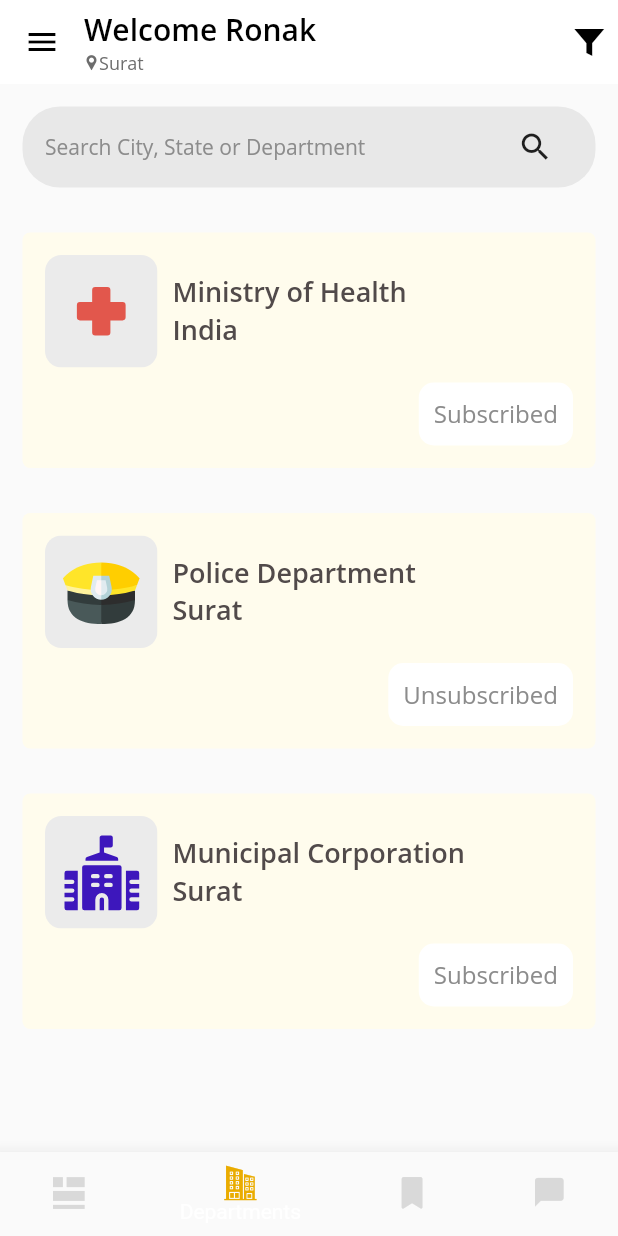
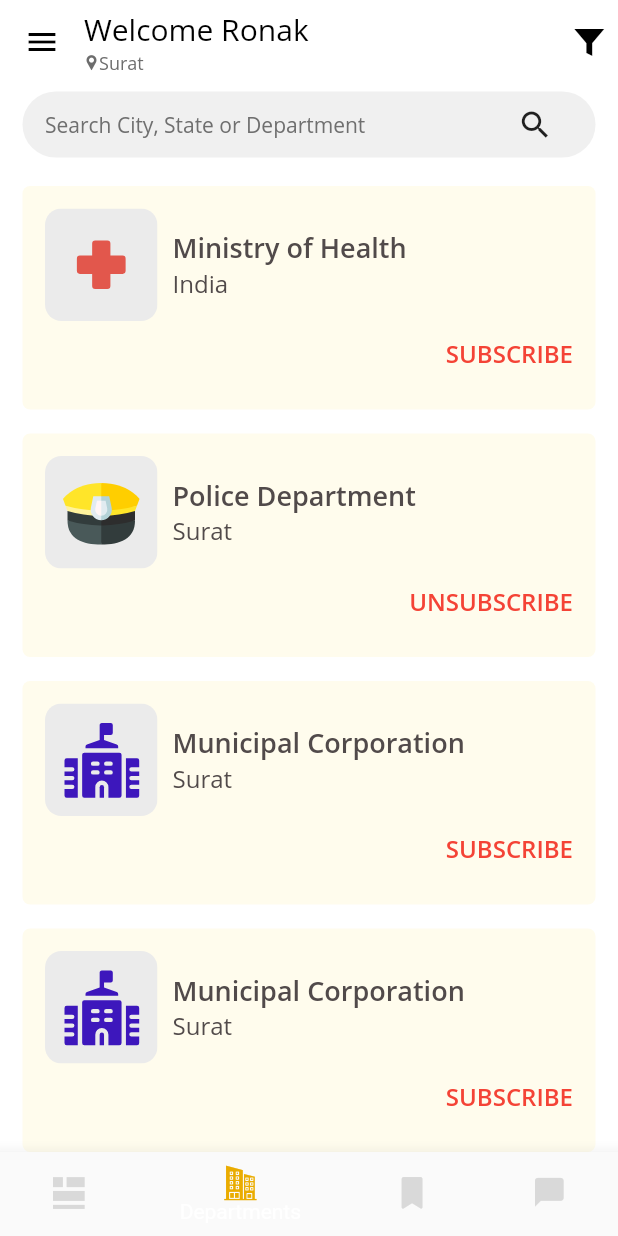
Before and after one commit to ronak197/hamara_prashasan, a Flutter app: the screen it shows after launch, item 2 of the bottom bar chosen, on a phone screen of 412 x 824 dp. Run offline on Flutter 3.47's test engine with Material 2 defaults, Android fonts, the phone set to English and light mode, and no system bars; our stand-ins replace flutter_svg; missing offline and left inert: flutter_webview_plugin.

Commit message:
Updated changes to departments page

```diff
--- a/lib/departments_page.dart
+++ b/lib/departments_page.dart
@@ -1,3 +1,4 @@
+import 'package:flutter/cupertino.dart';
 import 'package:flutter/material.dart';
 import 'package:flutter_svg/flutter_svg.dart';
 
@@ -9,15 +10,55 @@ class DepartmentsPage extends StatefulWidget {
 class _DepartmentsPageState extends State<DepartmentsPage> {
   @override
   Widget build(BuildContext context) {
-    return SingleChildScrollView(
-      child: Column(
+    return Container(
+      color: Colors.white,
+      height: double.infinity,
+      child: Stack(
+        alignment: Alignment.topCenter,
         children: [
+          Positioned(
+            top: 60.0,
+            left: 0.0,
+            right: 0.0,
+            bottom: 0.0,
+            child: SingleChildScrollView(
+              child: Column(
+                mainAxisSize: MainAxisSize.min,
+                children: [
+                  DepartmentsMessageBox(
+                    imageLoc: 'assets/health_avatar.svg',
+                    subscribed: true,
+                    title: "Ministry of Health",
+                    subtitle: "India",
+                  ),
+                  DepartmentsMessageBox(
+                    imageLoc: 'assets/police_avatar.svg',
+                    subscribed: false,
+                    title: "Police Department",
+                    subtitle: "Surat",
+                  ),
+                  DepartmentsMessageBox(
+                    imageLoc: 'assets/muncorp_avatar.svg',
+                    subscribed: true,
+                    title: "Municipal Corporation",
+                    subtitle: "Surat",
+                  ),
+                  DepartmentsMessageBox(
+                    imageLoc: 'assets/muncorp_avatar.svg',
+                    subscribed: true,
+                    title: "Municipal Corporation",
+                    subtitle: "Surat",
+                  ),
+                ],
+              ),
+            ),
+          ),
           Container(
-            margin: EdgeInsets.symmetric(horizontal: 15.0, vertical: 15.0),
-            padding: EdgeInsets.symmetric(horizontal: 15.0, vertical: 15.0),
+            margin: EdgeInsets.symmetric(horizontal: 15.0, vertical: 5.0),
+            padding: EdgeInsets.symmetric(horizontal: 15.0, vertical: 10.0),
             decoration: BoxDecoration(
               borderRadius: BorderRadius.circular(25.0),
-              color: Colors.grey.withOpacity(0.2),
+              color: Color(0xffF0F0F0),
             ),
             child: Row(
               children: [
@@ -28,7 +69,7 @@ class _DepartmentsPageState extends State<DepartmentsPage> {
                     style: Theme.of(context)
                         .textTheme
                         .headline1
-                        .copyWith(color: Color(0xff8C8C8C)),
+                        .copyWith(color: Color(0xff6F6F6F)),
                     maxLines: 1,
                     overflow: TextOverflow.ellipsis,
                   ),
@@ -39,40 +80,24 @@ class _DepartmentsPageState extends State<DepartmentsPage> {
               ],
             ),
           ),
-          DepartmentsMessageBox(
-            imageLoc: 'assets/health_avatar.svg',
-            subscribed: true,
-            title: "Ministry of Health",
-            subtitle: "India",
-          ),
-          DepartmentsMessageBox(
-            imageLoc: 'assets/police_avatar.svg',
-            subscribed: false,
-            title: "Police Department",
-            subtitle: "Surat",
-          ),
-          DepartmentsMessageBox(
-            imageLoc: 'assets/muncorp_avatar.svg',
-            subscribed: true,
-            title: "Municipal Corporation",
-            subtitle: "Surat",
-          ),
         ],
       ),
     );
   }
 }
 
+
 class DepartmentsMessageBox extends StatelessWidget {
+
   final String imageLoc, title, subtitle;
   final bool subscribed;
-  DepartmentsMessageBox(
-      {this.imageLoc, this.title, this.subtitle, this.subscribed});
+
+  DepartmentsMessageBox({this.imageLoc, this.title, this.subtitle, this.subscribed});
 
   @override
   Widget build(BuildContext context) {
     return Container(
-      margin: EdgeInsets.symmetric(horizontal: 15.0, vertical: 15.0),
+      margin: EdgeInsets.symmetric(horizontal: 15.0, vertical: 8.0),
       padding: EdgeInsets.symmetric(horizontal: 15.0, vertical: 15.0),
       decoration: BoxDecoration(
         borderRadius: BorderRadius.all(Radius.circular(5.0)),
@@ -108,9 +133,9 @@ class DepartmentsMessageBox extends StatelessWidget {
                       ),
                       Text(
                         subtitle,
-                        style: Theme.of(context).textTheme.headline3.copyWith(
+                        style: Theme.of(context).textTheme.headline2.copyWith(
                             color: Color(0xff514A4A),
-                            fontWeight: FontWeight.bold),
+                        ),
                         maxLines: 2,
                         overflow: TextOverflow.ellipsis,
                       ),
@@ -121,20 +146,16 @@ class DepartmentsMessageBox extends StatelessWidget {
             ],
           ),
           Align(
-            alignment: Alignment.topRight,
-            child: Container(
-              margin: EdgeInsets.only(top: 10.0),
-              padding: EdgeInsets.all(10),
-              decoration: BoxDecoration(
-                borderRadius: BorderRadius.circular(10),
-                color: Colors.white,
-              ),
+            alignment: Alignment.bottomRight,
+            child: CupertinoButton(
+              padding: EdgeInsets.all(0.0),
+              onPressed: (){},
               child: Text(
-                subscribed ? "Subscribed" : "Unsubscribed",
+                subscribed ? "SUBSCRIBE" : "UNSUBSCRIBE",
                 style: Theme.of(context)
                     .textTheme
                     .headline2
-                    .copyWith(color: Color(0xff8C8C8C)),
+                    .copyWith(color: Colors.red, fontWeight: FontWeight.w600),
               ),
             ),
           ),
--- a/lib/homepage.dart
+++ b/lib/homepage.dart
@@ -54,8 +54,7 @@ class _HomePageState extends State<HomePage> {
             Text('Welcome Ronak',
                 style: Theme.of(context)
                     .textTheme
-                    .headline4
-                    .copyWith(fontWeight: FontWeight.w600)),
+                    .headline4),
             Row(
               mainAxisSize: MainAxisSize.min,
               crossAxisAlignment: CrossAxisAlignment.start,
```
